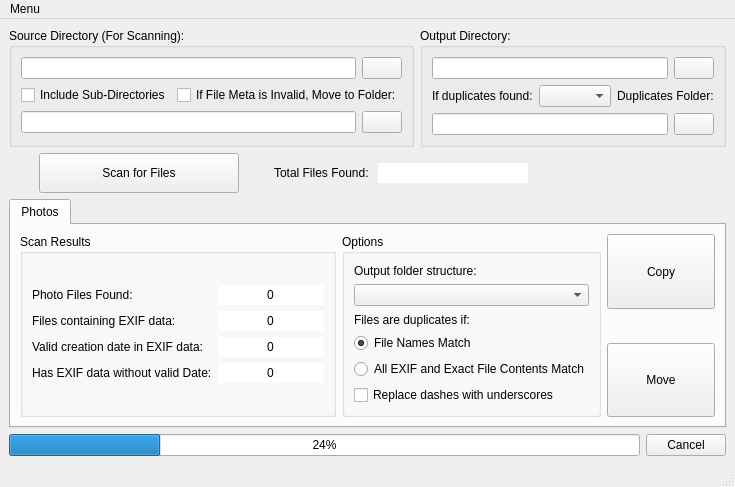
Qt form metamovermainwindow.ui (AmelioratesDevelopment/MetaMover) before a commit.
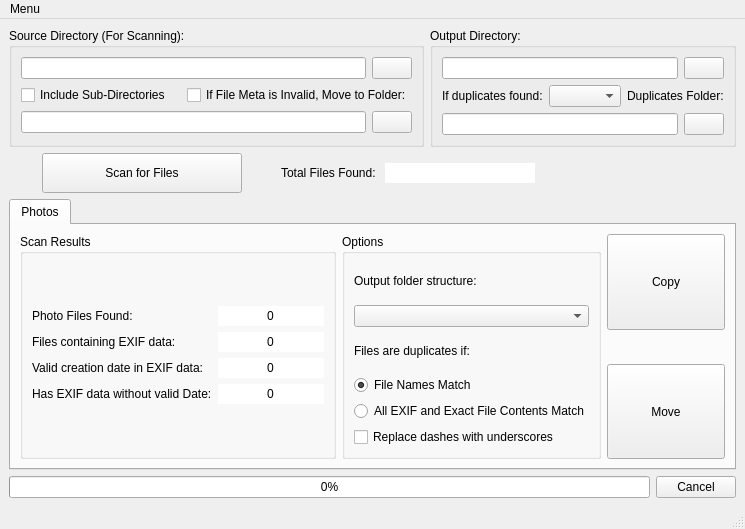
The same form after that commit. Icons and pictures are not drawn.

What changed in the file:
```diff
--- a/metamovermainwindow.ui
+++ b/metamovermainwindow.ui
@@ -6,8 +6,8 @@
    <rect>
     <x>0</x>
     <y>0</y>
-    <width>567</width>
-    <height>434</height>
+    <width>745</width>
+    <height>529</height>
    </rect>
   </property>
   <property name="windowTitle">
@@ -540,7 +540,7 @@
       <item>
        <widget class="QProgressBar" name="progressBarFileProgress">
         <property name="value">
-         <number>24</number>
+         <number>0</number>
         </property>
        </widget>
       </item>
@@ -560,8 +560,8 @@
     <rect>
      <x>0</x>
      <y>0</y>
-     <width>567</width>
-     <height>17</height>
+     <width>745</width>
+     <height>21</height>
     </rect>
    </property>
    <widget class="QMenu" name="menuMenu">
```
